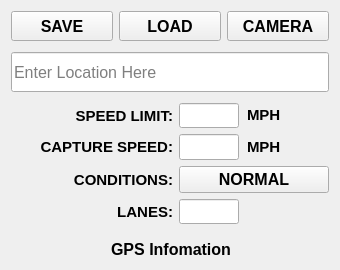
Above: loc_setup.ui from georgezgsun/Tampa before the change. Below: the same form after it.
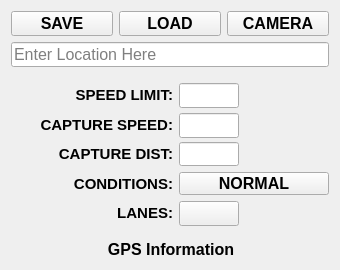
That is the form after the change. Custom widgets are drawn as their Qt base class.

```diff
--- a/loc_setup.ui
+++ b/loc_setup.ui
@@ -26,17 +26,77 @@
    <string>Form</string>
   </property>
   <layout class="QGridLayout" name="gridLayout_3">
+   <item row="4" column="0">
+    <layout class="QHBoxLayout" name="horizontalLayout_3">
+     <property name="topMargin">
+      <number>0</number>
+     </property>
+     <item>
+      <widget class="QLabel" name="lb_gpsInfo">
+       <property name="minimumSize">
+        <size>
+         <width>320</width>
+         <height>0</height>
+        </size>
+       </property>
+       <property name="maximumSize">
+        <size>
+         <width>16777215</width>
+         <height>30</height>
+        </size>
+       </property>
+       <property name="font">
+        <font>
+         <family>Ubuntu</family>
+         <pointsize>12</pointsize>
+         <weight>75</weight>
+         <bold>true</bold>
+        </font>
+       </property>
+       <property name="text">
+        <string>GPS Information</string>
+       </property>
+       <property name="alignment">
+        <set>Qt::AlignCenter</set>
+       </property>
+      </widget>
+     </item>
+    </layout>
+   </item>
    <item row="0" column="0">
     <layout class="QGridLayout" name="gridLayout">
      <property name="bottomMargin">
       <number>0</number>
      </property>
+     <item row="0" column="1">
+      <widget class="QPushButton" name="pb_load">
+       <property name="minimumSize">
+        <size>
+         <width>100</width>
+         <height>25</height>
+        </size>
+       </property>
+       <property name="font">
+        <font>
+         <pointsize>12</pointsize>
+         <weight>75</weight>
+         <bold>true</bold>
+        </font>
+       </property>
+       <property name="text">
+        <string>LOAD</string>
+       </property>
+       <property name="flat">
+        <bool>false</bool>
+       </property>
+      </widget>
+     </item>
      <item row="0" column="0">
       <widget class="QPushButton" name="pb_save">
        <property name="minimumSize">
         <size>
          <width>100</width>
-         <height>30</height>
+         <height>25</height>
         </size>
        </property>
        <property name="font">
@@ -60,35 +120,12 @@
        </property>
       </widget>
      </item>
-     <item row="0" column="1">
-      <widget class="QPushButton" name="pb_load">
-       <property name="minimumSize">
-        <size>
-         <width>100</width>
-         <height>30</height>
-        </size>
-       </property>
-       <property name="font">
-        <font>
-         <pointsize>12</pointsize>
-         <weight>75</weight>
-         <bold>true</bold>
-        </font>
-       </property>
-       <property name="text">
-        <string>LOAD</string>
-       </property>
-       <property name="flat">
-        <bool>false</bool>
-       </property>
-      </widget>
-     </item>
      <item row="0" column="2">
       <widget class="QPushButton" name="pb_camera">
        <property name="minimumSize">
         <size>
          <width>100</width>
-         <height>30</height>
+         <height>25</height>
         </size>
        </property>
        <property name="font">
@@ -108,34 +145,7 @@
      </item>
     </layout>
    </item>
-   <item row="1" column="0">
-    <widget class="vkILine" name="le_location">
-     <property name="minimumSize">
-      <size>
-       <width>150</width>
-       <height>40</height>
-      </size>
-     </property>
-     <property name="maximumSize">
-      <size>
-       <width>400</width>
-       <height>30</height>
-      </size>
-     </property>
-     <property name="font">
-      <font>
-       <family>Ubuntu</family>
-       <pointsize>12</pointsize>
-       <weight>50</weight>
-       <bold>false</bold>
-      </font>
-     </property>
-     <property name="placeholderText">
-      <string>Enter Location Here</string>
-     </property>
-    </widget>
-   </item>
-   <item row="2" column="0">
+   <item row="3" column="0">
     <layout class="QGridLayout" name="gridLayout_2">
      <property name="leftMargin">
       <number>0</number>
@@ -146,7 +156,7 @@
      <property name="bottomMargin">
       <number>10</number>
      </property>
-     <item row="2" column="0">
+     <item row="3" column="0">
       <widget class="QLabel" name="lb_rdCondition">
        <property name="minimumSize">
         <size>
@@ -262,7 +272,7 @@
        </property>
       </widget>
      </item>
-     <item row="2" column="1" colspan="2">
+     <item row="3" column="1" colspan="2">
       <widget class="QPushButton" name="pb_roadCondition">
        <property name="minimumSize">
         <size>
@@ -289,32 +299,6 @@
        </property>
       </widget>
      </item>
-     <item row="3" column="1">
-      <widget class="vkILine" name="le_lanes">
-       <property name="minimumSize">
-        <size>
-         <width>60</width>
-         <height>25</height>
-        </size>
-       </property>
-       <property name="maximumSize">
-        <size>
-         <width>60</width>
-         <height>16777215</height>
-        </size>
-       </property>
-       <property name="font">
-        <font>
-         <pointsize>12</pointsize>
-         <weight>75</weight>
-         <bold>true</bold>
-        </font>
-       </property>
-       <property name="alignment">
-        <set>Qt::AlignCenter</set>
-       </property>
-      </widget>
-     </item>
      <item row="1" column="1">
       <widget class="vkILine" name="le_captSpd">
        <property name="minimumSize">
@@ -364,7 +348,7 @@
         </font>
        </property>
        <property name="text">
-        <string>&lt;html&gt;&lt;head/&gt;&lt;body&gt;&lt;p&gt;MPH&lt;/p&gt;&lt;/body&gt;&lt;/html&gt;</string>
+        <string>&lt;html&gt;&lt;head/&gt;&lt;body&gt;&lt;p&gt;&lt;br/&gt;&lt;/p&gt;&lt;/body&gt;&lt;/html&gt;</string>
        </property>
        <property name="alignment">
         <set>Qt::AlignLeading|Qt::AlignLeft|Qt::AlignVCenter</set>
@@ -394,14 +378,14 @@
         </font>
        </property>
        <property name="text">
-        <string>&lt;html&gt;&lt;head/&gt;&lt;body&gt;&lt;p&gt;MPH&lt;/p&gt;&lt;/body&gt;&lt;/html&gt;</string>
+        <string>&lt;html&gt;&lt;head/&gt;&lt;body&gt;&lt;p&gt;&lt;br/&gt;&lt;/p&gt;&lt;/body&gt;&lt;/html&gt;</string>
        </property>
        <property name="alignment">
         <set>Qt::AlignLeading|Qt::AlignLeft|Qt::AlignVCenter</set>
        </property>
       </widget>
      </item>
-     <item row="3" column="0">
+     <item row="4" column="0">
       <widget class="QLabel" name="lb_numLanes">
        <property name="minimumSize">
         <size>
@@ -431,38 +415,91 @@
        </property>
       </widget>
      </item>
-    </layout>
-   </item>
-   <item row="3" column="0">
-    <layout class="QHBoxLayout" name="horizontalLayout_3">
-     <property name="topMargin">
-      <number>0</number>
-     </property>
-     <item>
-      <widget class="QLabel" name="lb_gpsInfo">
+     <item row="4" column="1">
+      <widget class="QPushButton" name="pb_lanes">
        <property name="minimumSize">
         <size>
-         <width>320</width>
-         <height>0</height>
+         <width>60</width>
+         <height>25</height>
         </size>
        </property>
        <property name="maximumSize">
         <size>
-         <width>16777215</width>
-         <height>30</height>
+         <width>60</width>
+         <height>16777215</height>
         </size>
        </property>
        <property name="font">
         <font>
+         <weight>75</weight>
+         <bold>true</bold>
+        </font>
+       </property>
+       <property name="text">
+        <string/>
+       </property>
+      </widget>
+     </item>
+     <item row="2" column="2">
+      <widget class="QLabel" name="lb_capDist_2">
+       <property name="font">
+        <font>
          <family>Ubuntu</family>
+         <pointsize>11</pointsize>
+         <weight>75</weight>
+         <italic>true</italic>
+         <bold>true</bold>
+         <kerning>false</kerning>
+        </font>
+       </property>
+       <property name="text">
+        <string>&lt;html&gt;&lt;head/&gt;&lt;body&gt;&lt;p&gt;&lt;br/&gt;&lt;/p&gt;&lt;/body&gt;&lt;/html&gt;</string>
+       </property>
+      </widget>
+     </item>
+     <item row="2" column="0">
+      <widget class="QLabel" name="lb_capDist">
+       <property name="minimumSize">
+        <size>
+         <width>140</width>
+         <height>0</height>
+        </size>
+       </property>
+       <property name="font">
+        <font>
+         <family>Ubuntu</family>
+         <pointsize>11</pointsize>
+         <weight>75</weight>
+         <italic>true</italic>
+         <bold>true</bold>
+        </font>
+       </property>
+       <property name="text">
+        <string>&lt;html&gt;&lt;head/&gt;&lt;body&gt;&lt;p align=&quot;right&quot;&gt;&lt;span style=&quot; font-style:normal;&quot;&gt;CAPTURE DIST:&lt;/span&gt;&lt;/p&gt;&lt;/body&gt;&lt;/html&gt;</string>
+       </property>
+      </widget>
+     </item>
+     <item row="2" column="1">
+      <widget class="vkILine" name="le_captDist">
+       <property name="minimumSize">
+        <size>
+         <width>60</width>
+         <height>0</height>
+        </size>
+       </property>
+       <property name="maximumSize">
+        <size>
+         <width>60</width>
+         <height>16777215</height>
+        </size>
+       </property>
+       <property name="font">
+        <font>
          <pointsize>12</pointsize>
          <weight>75</weight>
          <bold>true</bold>
         </font>
        </property>
-       <property name="text">
-        <string>GPS Infomation</string>
-       </property>
        <property name="alignment">
         <set>Qt::AlignCenter</set>
        </property>
@@ -470,6 +507,33 @@
      </item>
     </layout>
    </item>
+   <item row="1" column="0">
+    <widget class="vkILine" name="le_location">
+     <property name="minimumSize">
+      <size>
+       <width>150</width>
+       <height>25</height>
+      </size>
+     </property>
+     <property name="maximumSize">
+      <size>
+       <width>400</width>
+       <height>30</height>
+      </size>
+     </property>
+     <property name="font">
+      <font>
+       <family>Ubuntu</family>
+       <pointsize>12</pointsize>
+       <weight>50</weight>
+       <bold>false</bold>
+      </font>
+     </property>
+     <property name="placeholderText">
+      <string>Enter Location Here</string>
+     </property>
+    </widget>
+   </item>
   </layout>
  </widget>
  <customwidgets>
```
Left out of the diff: 2 changed lines with no effect on the pictures.
